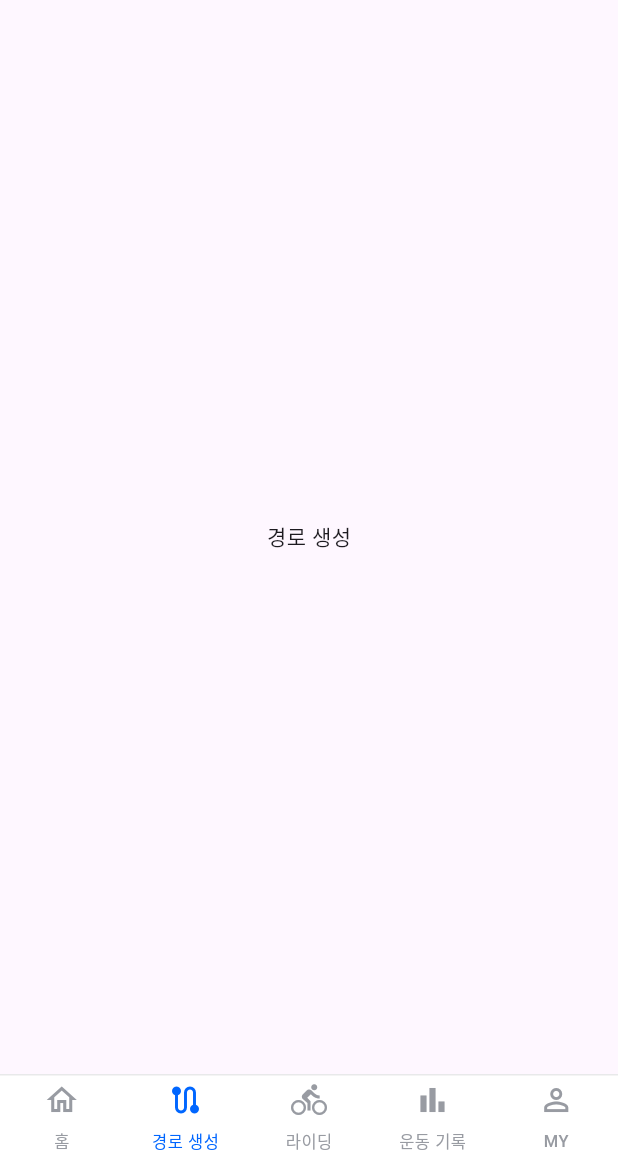
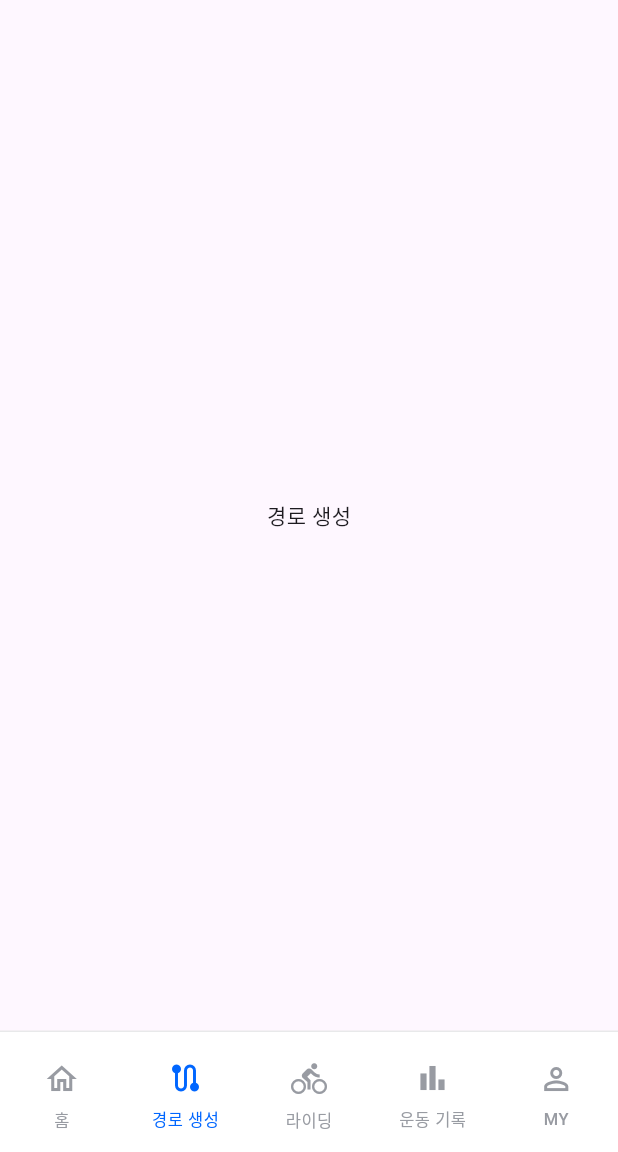
Before and after one commit to INOI-SWM/Urban_Breeze_Flutter, a Flutter app: the screen it shows after launch, item 2 of the bottom bar chosen, on a phone screen of 412 x 824 dp, the part 84-1236 px from its top. Run offline on Flutter 3.47's test engine with Material 3 defaults, Android fonts, the phone set to English and light mode, and no system bars; our stand-ins replace flutter_svg; Roboto replaces fonts that are missing (Pretendard JP).

Commit message:
refactor: 하드코딩된 수치 대신 Typography 디자인시스템 적용

```diff
--- a/lib/ui/navigation/bottom_navigation.dart
+++ b/lib/ui/navigation/bottom_navigation.dart
@@ -1,6 +1,7 @@
 import 'package:flutter/material.dart';
-import 'package:ridingmate/core/theme/extensions.dart';
+import 'package:ridingmate/core/theme/extensions.dart'; // For context.semanticColor
 import 'package:ridingmate/core/theme/semantic_colors.dart';
+import 'package:ridingmate/design_system/typography/app_text_style.dart'; // For AppTextStyles
 
 class BottomNavigation extends StatelessWidget {
   const BottomNavigation({
@@ -10,15 +11,6 @@ class BottomNavigation extends StatelessWidget {
   });
   final int currentIndex;
   final ValueChanged<int> onDestinationSelected;
-
-  static const double _navigationBarHeight = 51.0;
-  static const double _iconSize = 24.0;
-  static const double _labelFontSize = 11.0;
-  static const FontWeight _labelFontWeight = FontWeight.w500;
-  static const double _labelLetterSpacing = 0.3421;
-  static const double _labelLineHeight = 14.003;
-  static const double _borderWidth = 1.0;
-  static const double _borderAlpha = 0.16;
 
   static const List<Map<String, dynamic>> _navigationItems =
       <Map<String, dynamic>>[
@@ -53,15 +45,15 @@ class BottomNavigation extends StatelessWidget {
   Widget build(BuildContext context) {
     final SemanticColors semanticColors = context.semanticColor;
 
+    final TextStyle labelBaseStyle = AppTextStyles.caption2.medium;
+
     return Container(
       decoration: BoxDecoration(
         color: semanticColors.backgroundNormalNormal,
         border: Border(
           top: BorderSide(
-            color: semanticColors.lineNormalNormal.withValues(
-              alpha: _borderAlpha,
-            ),
-            width: _borderWidth,
+            color: semanticColors.lineNormalNeutral.withValues(alpha: 0.16),
+            width: 1.0,
           ),
         ),
       ),
@@ -69,39 +61,31 @@ class BottomNavigation extends StatelessWidget {
         child: Theme(
           data: Theme.of(context).copyWith(
             navigationBarTheme: NavigationBarThemeData(
-              height: _navigationBarHeight,
-              labelTextStyle: WidgetStateProperty.resolveWith<TextStyle>((
+              labelBehavior: NavigationDestinationLabelBehavior.alwaysShow,
+              labelTextStyle: WidgetStateProperty.resolveWith((
                 Set<WidgetState> states,
               ) {
                 if (states.contains(WidgetState.selected)) {
-                  return TextStyle(
-                    fontSize: _labelFontSize,
-                    fontWeight: _labelFontWeight,
-                    letterSpacing: _labelLetterSpacing,
-                    height: _labelLineHeight / _labelFontSize,
+                  return labelBaseStyle.copyWith(
                     color: semanticColors.primaryNormal,
                   );
                 }
-                return TextStyle(
-                  fontSize: _labelFontSize,
-                  fontWeight: _labelFontWeight,
-                  letterSpacing: _labelLetterSpacing,
-                  height: _labelLineHeight / _labelFontSize,
+                return labelBaseStyle.copyWith(
                   color: semanticColors.interactionInactive,
                 );
               }),
-              iconTheme: WidgetStateProperty.resolveWith<IconThemeData>((
+              iconTheme: WidgetStateProperty.resolveWith((
                 Set<WidgetState> states,
               ) {
                 if (states.contains(WidgetState.selected)) {
                   return IconThemeData(
                     color: semanticColors.primaryNormal,
-                    size: _iconSize,
+                    size: 24.0,
                   );
                 }
                 return IconThemeData(
                   color: semanticColors.interactionInactive,
-                  size: _iconSize,
+                  size: 24.0,
                 );
               }),
             ),
```
